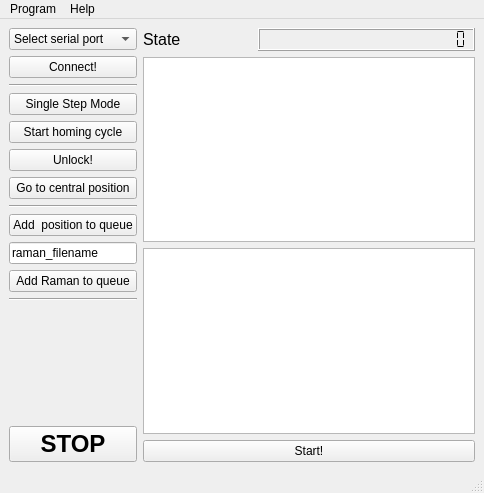
Before: the Qt Designer form design.ui in Trel725/RamanMechanize, drawn with Qt 5.
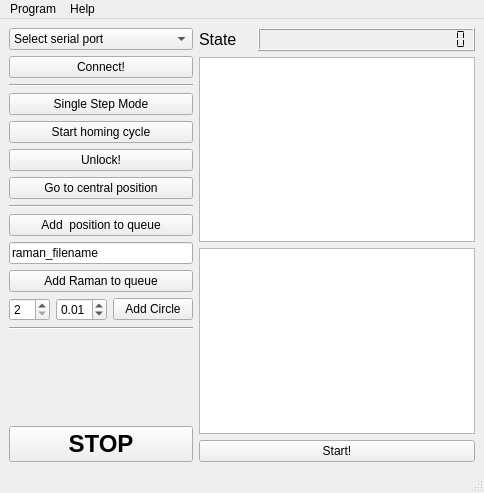
After: the same form once the commit is applied.

Commit message: added circle scan capability, v 0.12

What changed in the file:
```diff
--- a/design.ui
+++ b/design.ui
@@ -192,6 +192,43 @@
         </property>
        </widget>
       </item>
+      <item>
+       <layout class="QHBoxLayout" name="horizontalLayout_3">
+        <item>
+         <widget class="QSpinBox" name="circlePointsBox">
+          <property name="minimum">
+           <number>2</number>
+          </property>
+         </widget>
+        </item>
+        <item>
+         <widget class="QDoubleSpinBox" name="radiusBox">
+          <property name="minimum">
+           <double>0.000000000000000</double>
+          </property>
+          <property name="maximum">
+           <double>5.000000000000000</double>
+          </property>
+          <property name="singleStep">
+           <double>0.010000000000000</double>
+          </property>
+          <property name="value">
+           <double>0.010000000000000</double>
+          </property>
+         </widget>
+        </item>
+        <item>
+         <widget class="QPushButton" name="addCircleButton">
+          <property name="focusPolicy">
+           <enum>Qt::NoFocus</enum>
+          </property>
+          <property name="text">
+           <string>Add Circle</string>
+          </property>
+         </widget>
+        </item>
+       </layout>
+      </item>
       <item>
        <widget class="Line" name="line_3">
         <property name="orientation">
```
Left out of the diff: 3 changed lines with no effect on the pictures. The commit also changes 2 other files.
